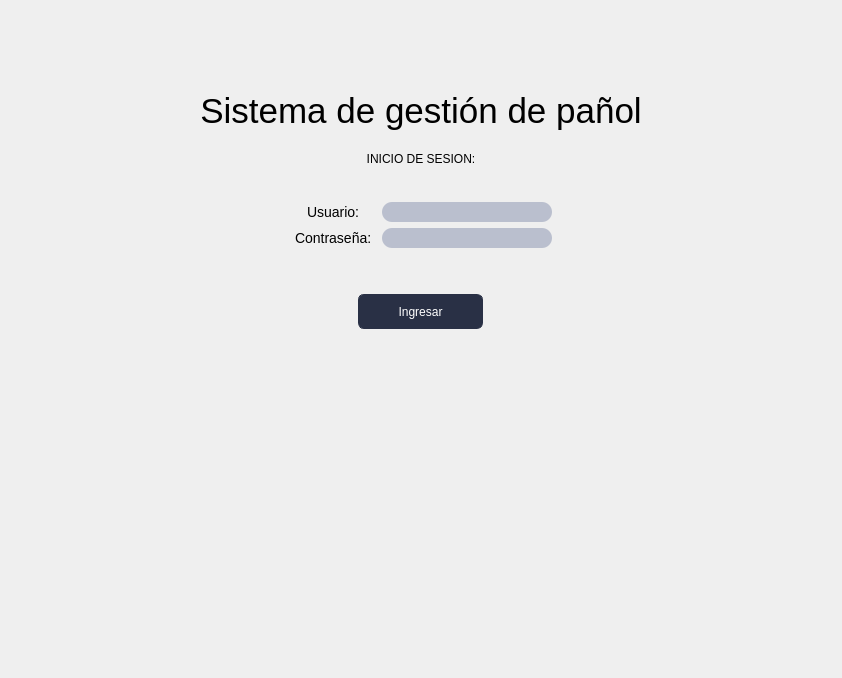
Old version of the form blustock/uis/login.ui in the repository MaxAPBusiness/Blustock.
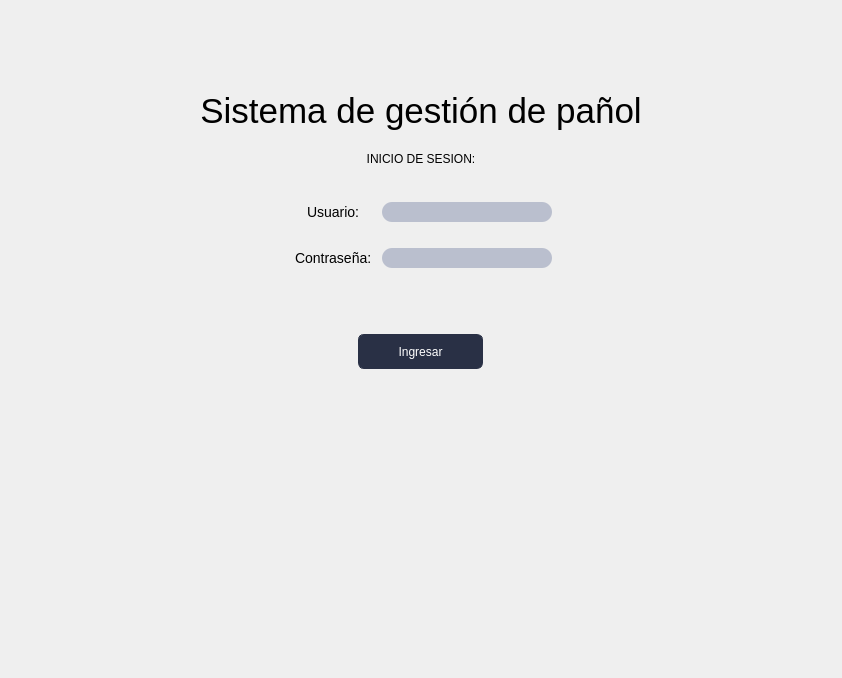
New version of the form.

```diff
--- a/blustock/uis/login.ui
+++ b/blustock/uis/login.ui
@@ -294,7 +294,7 @@
        </property>
       </widget>
      </item>
-     <item row="1" column="0">
+     <item row="2" column="0">
       <widget class="QLabel" name="contraseALabel">
        <property name="sizePolicy">
         <sizepolicy hsizetype="MinimumExpanding" vsizetype="Fixed">
@@ -313,7 +313,7 @@
        </property>
       </widget>
      </item>
-     <item row="1" column="1">
+     <item row="2" column="1">
       <widget class="QLineEdit" name="passwordLineEdit">
        <property name="sizePolicy">
         <sizepolicy hsizetype="MinimumExpanding" vsizetype="Fixed">
@@ -347,6 +347,35 @@
        </property>
       </widget>
      </item>
+     <item row="1" column="1">
+      <widget class="QLabel" name="usuarioState">
+       <property name="enabled">
+        <bool>true</bool>
+       </property>
+       <property name="sizePolicy">
+        <sizepolicy hsizetype="Fixed" vsizetype="Fixed">
+         <horstretch>0</horstretch>
+         <verstretch>0</verstretch>
+        </sizepolicy>
+       </property>
+       <property name="text">
+        <string/>
+       </property>
+      </widget>
+     </item>
+     <item row="3" column="1">
+      <widget class="QLabel" name="passwordState">
+       <property name="sizePolicy">
+        <sizepolicy hsizetype="Fixed" vsizetype="Fixed">
+         <horstretch>0</horstretch>
+         <verstretch>0</verstretch>
+        </sizepolicy>
+       </property>
+       <property name="text">
+        <string/>
+       </property>
+      </widget>
+     </item>
     </layout>
    </item>
    <item>
```
Left out of the diff: 1 changed line with no effect on the pictures.
